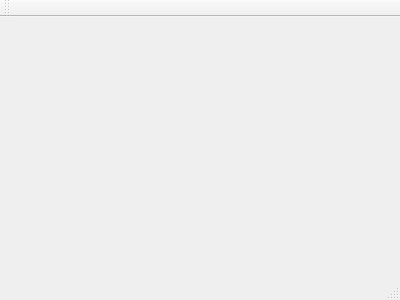
First picture: the form in mainwindow.ui, repository stupidPuppies/Ncleaner, before the edit.
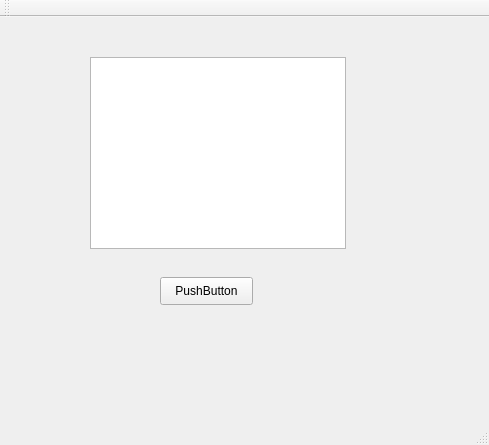
Second picture: the form after the edit.

Diff of the .ui file:
```diff
--- a/mainwindow.ui
+++ b/mainwindow.ui
@@ -1,24 +1,63 @@
 <ui version="4.0">
  <class>MainWindow</class>
- <widget class="QMainWindow" name="MainWindow" >
-  <property name="geometry" >
+ <widget class="QMainWindow" name="MainWindow">
+  <property name="geometry">
    <rect>
     <x>0</x>
     <y>0</y>
-    <width>400</width>
-    <height>300</height>
+    <width>489</width>
+    <height>445</height>
    </rect>
   </property>
   <property name="windowTitle" >
    <string>MainWindow</string>
   </property>
-  <widget class="QMenuBar" name="menuBar" />
-  <widget class="QToolBar" name="mainToolBar" />
-  <widget class="QWidget" name="centralWidget" />
-  <widget class="QStatusBar" name="statusBar" />
+  <widget class="QWidget" name="centralWidget">
+   <widget class="QListWidget" name="listWidget">
+    <property name="geometry">
+     <rect>
+      <x>90</x>
+      <y>40</y>
+      <width>256</width>
+      <height>192</height>
+     </rect>
+    </property>
+   </widget>
+   <widget class="QPushButton" name="pushButton">
+    <property name="geometry">
+     <rect>
+      <x>160</x>
+      <y>260</y>
+      <width>93</width>
+      <height>28</height>
+     </rect>
+    </property>
+    <property name="text">
+     <string>PushButton</string>
+    </property>
+   </widget>
+  </widget>
+  <widget class="QMenuBar" name="menuBar">
+   <property name="geometry">
+    <rect>
+     <x>0</x>
+     <y>0</y>
+     <width>489</width>
+     <height>26</height>
+    </rect>
+   </property>
+  </widget>
+  <widget class="QToolBar" name="mainToolBar">
+   <attribute name="toolBarArea">
+    <enum>TopToolBarArea</enum>
+   </attribute>
+   <attribute name="toolBarBreak">
+    <bool>false</bool>
+   </attribute>
+  </widget>
+  <widget class="QStatusBar" name="statusBar"/>
  </widget>
- <layoutDefault spacing="6" margin="11" />
- <pixmapfunction></pixmapfunction>
+ <layoutdefault spacing="6" margin="11"/>
  <resources/>
  <connections/>
 </ui>
```
Left out of the diff: 3 changed lines with no effect on the pictures.
